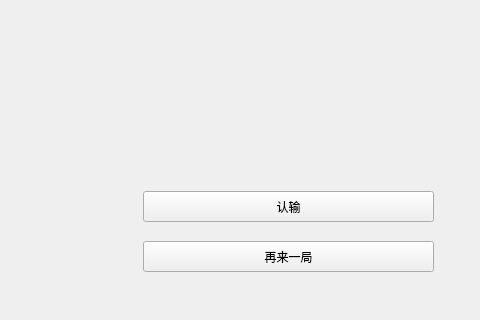
The window that surakarta_/widget.ui (lowl6/Surakarta) describes before a commit, drawn with Qt 5; both pictures show x 397 to 877 and y 249 to 569 of the 877 by 569 pixel window.
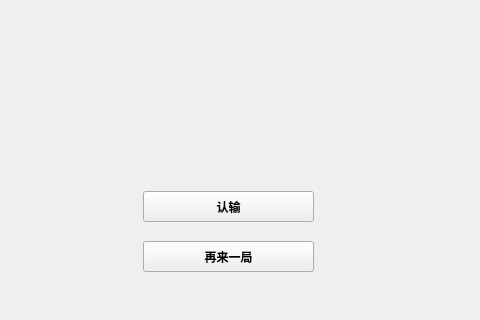
The same window after the commit.

Diff of the .ui file:
```diff
--- a/surakarta_/widget.ui
+++ b/surakarta_/widget.ui
@@ -18,10 +18,15 @@
     <rect>
      <x>540</x>
      <y>440</y>
-     <width>291</width>
+     <width>171</width>
      <height>31</height>
     </rect>
    </property>
+   <property name="font">
+    <font>
+     <bold>true</bold>
+    </font>
+   </property>
    <property name="text">
     <string>认输</string>
    </property>
@@ -31,10 +36,15 @@
     <rect>
      <x>540</x>
      <y>490</y>
-     <width>291</width>
+     <width>171</width>
      <height>31</height>
     </rect>
    </property>
+   <property name="font">
+    <font>
+     <bold>true</bold>
+    </font>
+   </property>
    <property name="text">
     <string>再来一局</string>
    </property>
```
